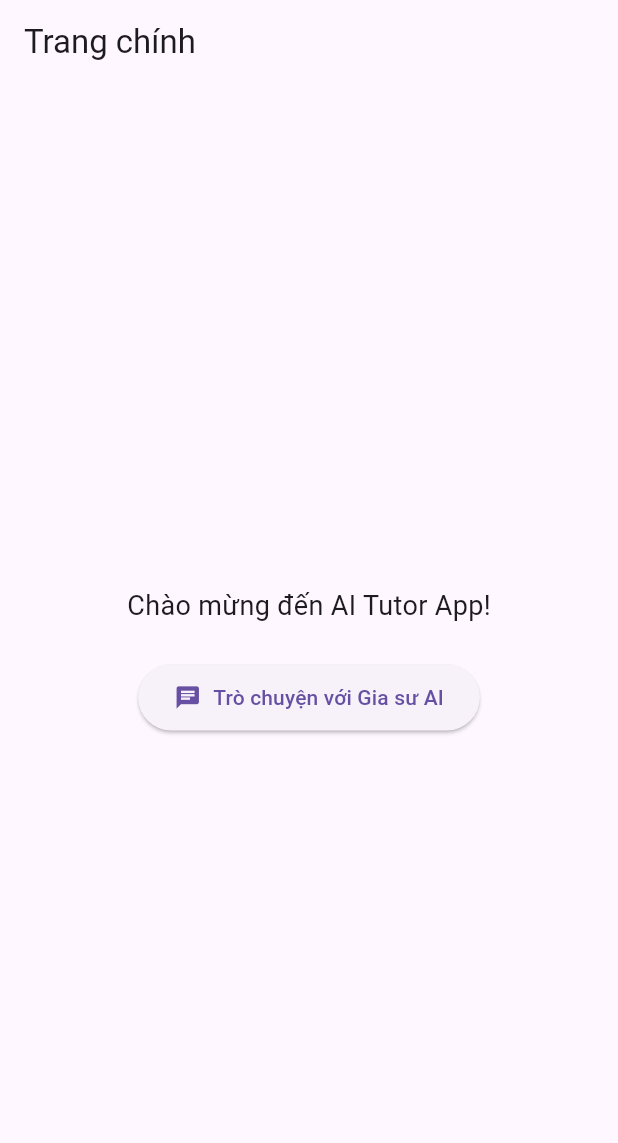
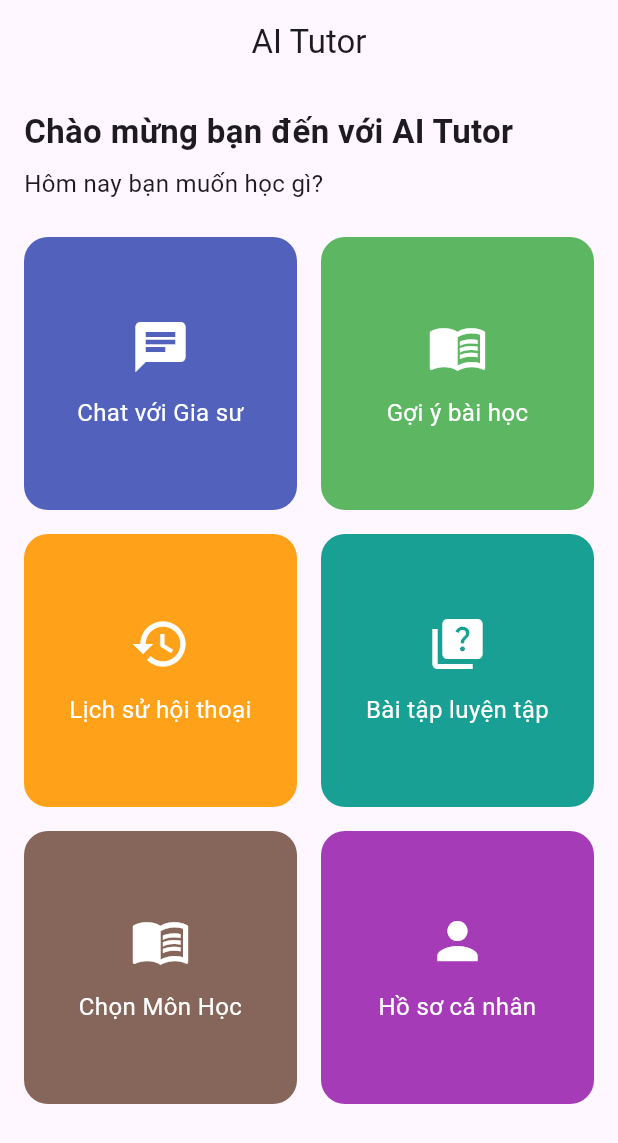
Before and after one commit to Sang20225664/AI-Tutor, a Flutter app: the HomeScreen screen opened directly, on a phone screen of 412 x 824 dp. Shown: the top 1143 px of the screen. Run offline on Flutter 3.47's test engine with Material 3 defaults, Android fonts, the light colour scheme and no system bars.

Commit message:
subjects

```diff
--- /dev/null
+++ b/ai_tutor_app/lib/data/subject_data.dart
@@ -0,0 +1,20 @@
+
+import 'package:flutter/material.dart';
+import '../models/subject.dart';
+
+final List<Subject> subjects = [
+  Subject(name: 'Toán học', icon: Icons.calculate, color: Colors.blue),
+  Subject(name: 'Vật lý', icon: Icons.science, color: Colors.red),
+  Subject(name: 'Hóa học', icon: Icons.biotech, color: Colors.green),
+  Subject(name: 'Ngữ văn', icon: Icons.text_fields, color: Colors.cyan),
+  Subject(name: 'Tiếng Anh', icon: Icons.language, color: Colors.purple),
+  Subject(name: 'Sinh học', icon: Icons.eco, color: Colors.teal),
+  Subject(name: 'Lịch sử', icon: Icons.history_edu, color: Colors.orange),
+  Subject(name: 'Địa lý', icon: Icons.public, color: Colors.brown),
+  Subject(name: 'Tin học', icon: Icons.computer, color: Colors.indigo),
+  Subject(name: 'Giáo dục công dân', icon: Icons.school, color: Colors.amber),
+  Subject(name: 'Thể dục', icon: Icons.fitness_center, color: Colors.lightBlue),
+  Subject(name: 'Âm nhạc', icon: Icons.music_note, color: Colors.pink),
+  Subject(name: 'Mỹ thuật', icon: Icons.brush, color: Colors.deepOrange),
+  Subject(name: 'Khác', icon: Icons.more_horiz, color: Colors.black),
+];
--- /dev/null
+++ b/ai_tutor_app/lib/screens/history_screen.dart
@@ -0,0 +1 @@
+// TODO Implement this library.
--- a/ai_tutor_app/lib/screens/home_screen.dart
+++ b/ai_tutor_app/lib/screens/home_screen.dart
@@ -1,36 +1,104 @@
 import 'package:flutter/material.dart';
 import 'chat_screen.dart';
+import 'lesson_screen.dart';
+import 'history_screen.dart';
+import 'quiz_screen.dart';
+import 'profile_screen.dart';
+import 'subject_screen.dart';
 
 class HomeScreen extends StatelessWidget {
   const HomeScreen({super.key});
 
+  void _navigate(BuildContext context, Widget screen) {
+    Navigator.push(context, MaterialPageRoute(builder: (_) => screen));
+  }
+
   @override
   Widget build(BuildContext context) {
     return Scaffold(
-      appBar: AppBar(title: const Text('Trang chính')),
-      body: Center(
+      appBar: AppBar(
+        title: const Text('AI Tutor'),
+        centerTitle: true,
+      ),
+      body: Padding(
+        padding: const EdgeInsets.all(16.0),
         child: Column(
-          mainAxisAlignment: MainAxisAlignment.center,
+          crossAxisAlignment: CrossAxisAlignment.start,
           children: [
             const Text(
-              'Chào mừng đến AI Tutor App!',
-              style: TextStyle(fontSize: 18),
+              'Chào mừng bạn đến với AI Tutor',
+              style: TextStyle(fontSize: 22, fontWeight: FontWeight.bold),
+            ),
+            const SizedBox(height: 8),
+            const Text(
+              'Hôm nay bạn muốn học gì?',
+              style: TextStyle(fontSize: 16),
             ),
             const SizedBox(height: 24),
-            ElevatedButton.icon(
-              onPressed: () {
-                Navigator.push(
-                  context,
-                  MaterialPageRoute(builder: (_) => const ChatScreen()),
-                );
-              },
-              icon: const Icon(Icons.chat),
-              label: const Text('Trò chuyện với Gia sư AI'),
-              style: ElevatedButton.styleFrom(
-                padding: const EdgeInsets.symmetric(
-                  horizontal: 24,
-                  vertical: 12,
-                ),
+            Expanded(
+              child: GridView.count(
+                crossAxisCount: 2,
+                crossAxisSpacing: 16,
+                mainAxisSpacing: 16,
+                children: [
+                  _buildMenuCard(
+                    context,
+                    icon: Icons.chat,
+                    label: 'Chat với Gia sư',
+                    color: Colors.indigo,
+                    onTap: () => _navigate(context, const ChatScreen()),
+                  ),
+                  _buildMenuCard(
+                    context,
+                    icon: Icons.menu_book,
+                    label: 'Gợi ý bài học',
+                    color: Colors.green,
+                    onTap: () {
+                      // _navigate(context, const LessonScreen());
+                    },
+                  ),
+                  _buildMenuCard(
+                    context,
+                    icon: Icons.history,
+                    label: 'Lịch sử hội thoại',
+                    color: Colors.orange,
+                    onTap: () {
+                      // _navigate(context, const HistoryScreen());
+                    },
+                  ),
+                  _buildMenuCard(
+                    context,
+                    icon: Icons.quiz,
+                    label: 'Bài tập luyện tập',
+                    color: Colors.teal,
+                    onTap: () {
+                      // _navigate(context, const QuizScreen());
+                    },
+                  ),
+                  _buildMenuCard(
+                    context,
+                    icon: Icons.menu_book,
+                    label: 'Chọn Môn Học',
+                    color: Colors.brown,
+                    onTap: () {
+                      Navigator.push(
+                        context,
+                        MaterialPageRoute(builder: (_) => const SubjectSelectionScreen()),
+                      );
+                    },
+                  ),
+
+                  _buildMenuCard(
+                    context,
+                    icon: Icons.person,
+                    label: 'Hồ sơ cá nhân',
+                    color: Colors.purple,
+                    onTap: () {
+                      // _navigate(context, const ProfileScreen());
+                    },
+                  ),
+
+                ],
               ),
             ),
           ],
@@ -38,4 +106,37 @@ class HomeScreen extends StatelessWidget {
       ),
     );
   }
+
+  Widget _buildMenuCard(
+      BuildContext context, {
+        required IconData icon,
+        required String label,
+        required Color color,
+        required VoidCallback onTap,
+      }) {
+    return GestureDetector(
+      onTap: onTap,
+      child: Container(
+        decoration: BoxDecoration(
+          color: color.withOpacity(0.9),
+          borderRadius: BorderRadius.circular(16),
+        ),
+        child: Column(
+          mainAxisAlignment: MainAxisAlignment.center,
+          children: [
+            Icon(icon, size: 40, color: Colors.white),
+            const SizedBox(height: 12),
+            Text(
+              label,
+              style: const TextStyle(
+                fontSize: 16,
+                color: Colors.white,
+              ),
+              textAlign: TextAlign.center,
+            ),
+          ],
+        ),
+      ),
+    );
+  }
 }
--- /dev/null
+++ b/ai_tutor_app/lib/screens/lesson_screen.dart
@@ -0,0 +1 @@
+// TODO Implement this library.
--- /dev/null
+++ b/ai_tutor_app/lib/screens/profile_screen.dart
@@ -0,0 +1 @@
+// TODO Implement this library.
--- /dev/null
+++ b/ai_tutor_app/lib/screens/quiz_screen.dart
@@ -0,0 +1 @@
+// TODO Implement this library.
```
Also changed, not shown: ai_tutor_app/lib/models/subject.dart (added, +10 -0 lines), ai_tutor_app/lib/screens/subject_screen.dart (added, +85 -0 lines).
